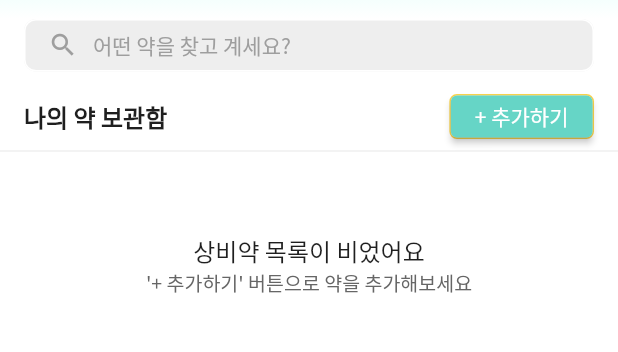
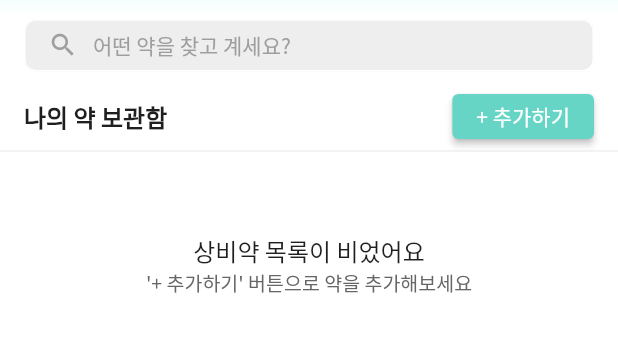
Before and after one commit to Semodrug/semo_ver2, a Flutter app: the screen it shows once a user with an empty profile is signed in, on a phone screen of 412 x 824 dp, the part 65-417 px from its top. Run offline on Flutter 3.47's test engine with Material 2 defaults, Android fonts, the phone set to English and light mode, and no system bars; our stand-ins replace cloud_firestore, firebase_auth, firebase_core, firebase_storage, fl_chart, flutter_datetime_picker and 9 more; missing offline and left inert: app_settings, dynamic_text_highlighting, firebase_ml_vision; accounts and stored records are empty.

Commit message:
[UPDATE] delete yellow line

```diff
--- a/lib/home/home.dart
+++ b/lib/home/home.dart
@@ -931,10 +931,6 @@ class _HomePageState extends State<HomePage> {
                 Container(
                   // width: 63,
                   // height: 20,
-                  decoration: BoxDecoration(
-                    border: Border.all(color: yellow),
-                    borderRadius: BorderRadius.circular(5),
-                  ),
                   child: ElevatedButton(
                     style: ElevatedButton.styleFrom(
                       primary: primary300_main, // background
```
